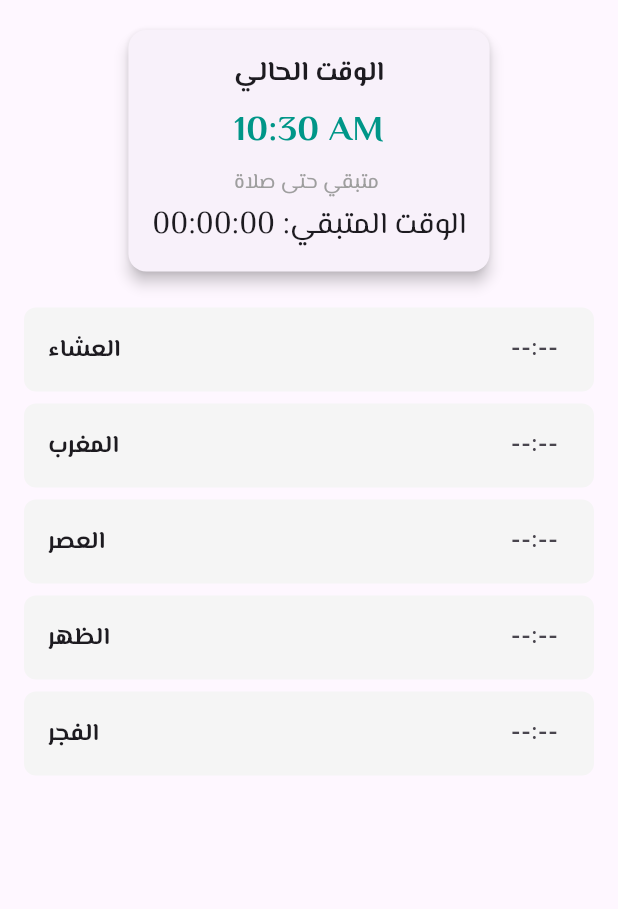
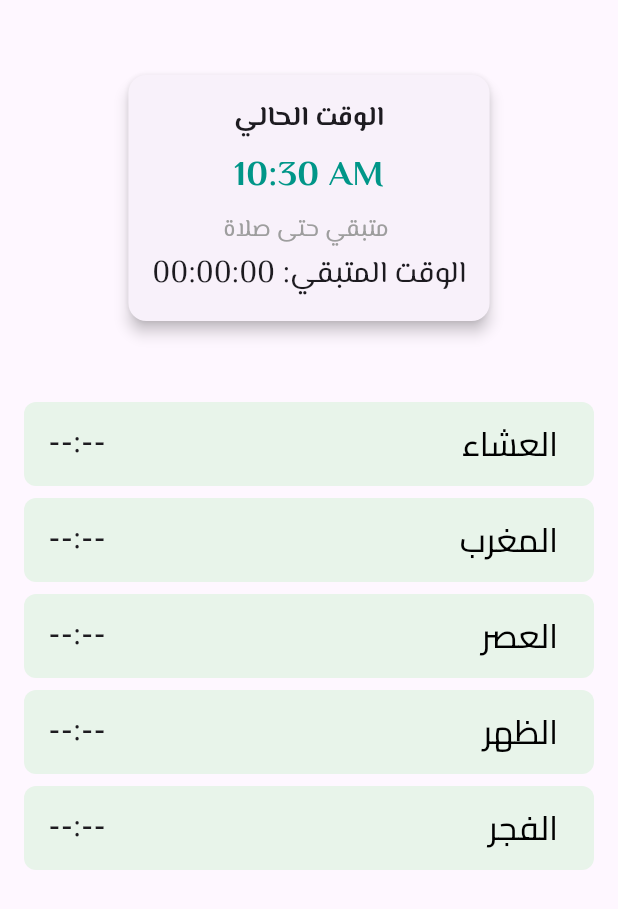
Before and after one commit to AbdElhamidShahin/Quran_app, a Flutter app: what buildPrayerTimesUI() shows on an empty page, opened directly with empty values, on a phone screen of 412 x 824 dp. Shown: the top 909 px of the screen. Run offline on Flutter 3.47's test engine with Material 3 defaults, Android fonts, the phone set to English and light mode, and no system bars; our stand-ins replace bloc, connectivity_plus, dio, flutter_bloc, geolocator, lottie and 2 more; accounts and stored records are empty; network calls fail.

Commit message:
ubdate ui

```diff
--- a/lib/main.dart
+++ b/lib/main.dart
@@ -3,7 +3,6 @@ import 'package:flutter/material.dart';
 import 'package:flutter_bloc/flutter_bloc.dart';
 import 'package:provider/provider.dart';
 import 'package:quran_app/veiw/screens/HomePage.dart';
-import 'package:quran_app/veiw/screens/sephaScreen.dart';
 import 'package:quran_app/veiw_model/helper/saveLastReadPage.dart';
 
 import 'model/ItemProvider.dart';
@@ -39,9 +38,9 @@ class MyApp extends StatelessWidget {
       theme: ThemeData(
         colorScheme: ColorScheme.fromSeed(seedColor: Colors.deepPurple),
       ),
-      home:  Directionality(
+      home: const Directionality(
         textDirection: TextDirection.rtl,
-        child: SephaScreen(),
+        child: HomePage(),
       ),
     );
   }
--- a/lib/veiw/screens/salaScreen.dart
+++ b/lib/veiw/screens/salaScreen.dart
@@ -6,6 +6,8 @@ import '../../model/PrayerTime.dart';
 import '../../model/bloc/bloc.dart';
 import '../../model/bloc/states.dart';
 import '../../veiw_model/helper/Position/getPosition.dart';
+import '../../veiw_model/helper/thems/color.dart';
+import '../wedgit/CustomAppBar.dart';
 import '../wedgit/buildLoadingShimmer.dart';
 import '../wedgit/buildPrayerTimesUI.dart';
 
@@ -128,7 +130,8 @@ class _PrayerTimesScreenState extends State<PrayerTimesScreen> {
   @override
   Widget build(BuildContext context) {
     return Scaffold(
-      appBar: AppBar(title: const Text('مواقيت الصلاة'), centerTitle: true),
+      backgroundColor:backgroundColor ,
+      appBar: CustomAppBar(title: 'مواقيت الصلاه'),
       body: BlocBuilder<PrayerBloc, PrayerState>(
         builder: (context, state) {
           if (state is PrayerLoadingState) {
--- a/lib/veiw/wedgit/buildPrayerTimesUI.dart
+++ b/lib/veiw/wedgit/buildPrayerTimesUI.dart
@@ -1,5 +1,8 @@
 import 'package:flutter/material.dart';
 import 'package:intl/intl.dart';
+
+import '../../veiw_model/helper/thems/TextStyle.dart';
+import '../../veiw_model/helper/thems/color.dart';
 
 Widget buildPrayerTimesUI(
   Map<String, String> times,
@@ -18,6 +21,8 @@ Widget buildPrayerTimesUI(
     padding: const EdgeInsets.all(16),
     child: Column(
       children: [
+        const SizedBox(height: 30),
+
         Card(
           elevation: 4,
           shape: RoundedRectangleBorder(
@@ -43,7 +48,7 @@ Widget buildPrayerTimesUI(
                 const SizedBox(height: 8),
                 Text(
                   'متبقي حتى صلاة $nextPrayerName',
-                  style: const TextStyle(fontSize: 14, color: Colors.grey),
+                  style: const TextStyle(fontSize: 16, color: Colors.grey),
                 ),
                 const SizedBox(height: 4),
                 Text(
@@ -54,7 +59,7 @@ Widget buildPrayerTimesUI(
             ),
           ),
         ),
-        const SizedBox(height: 20),
+        const SizedBox(height: 50),
         Expanded(
           child: ListView.builder(
             itemCount: orderedPrayers.length,
@@ -63,23 +68,21 @@ Widget buildPrayerTimesUI(
               return Container(
                 margin: const EdgeInsets.only(bottom: 8),
                 decoration: BoxDecoration(
-                  color: Colors.grey[100],
+                  color: ayahHighlight,
                   borderRadius: BorderRadius.circular(8),
                 ),
                 child: ListTile(
                   title: Text(
-                    prayer['name']!,
+                    prayer['time']!,
                     style: const TextStyle(
-                      fontWeight: FontWeight.bold,
-                      fontSize: 16,
+                      fontSize: 20,
+                      fontWeight: FontWeight.w600,
                     ),
                   ),
+
                   trailing: Text(
-                    prayer['time']!,
-                    style: const TextStyle(
-                      fontSize: 16,
-                      fontWeight: FontWeight.bold,
-                    ),
+                    prayer['name']!,
+                    style: surahNumberCircleStyle(),
                   ),
                 ),
               );
--- a/lib/veiw_model/helper/thems/TextStyle.dart
+++ b/lib/veiw_model/helper/thems/TextStyle.dart
@@ -88,9 +88,9 @@ import 'color.dart';
    TextStyle surahNumberCircleStyle() {
     return TextStyle(
       fontFamily: 'Cairo',
-      fontSize: 18,
-      fontWeight: FontWeight.bold,
-      color: Colors.white,
+      fontSize: 22,
+      fontWeight: FontWeight.w500,
+      color: Colors.black,
     );
   }
 
```
Also changed, not shown: lib/veiw/wedgit/Dashboard.dart (+7 -3 lines).
